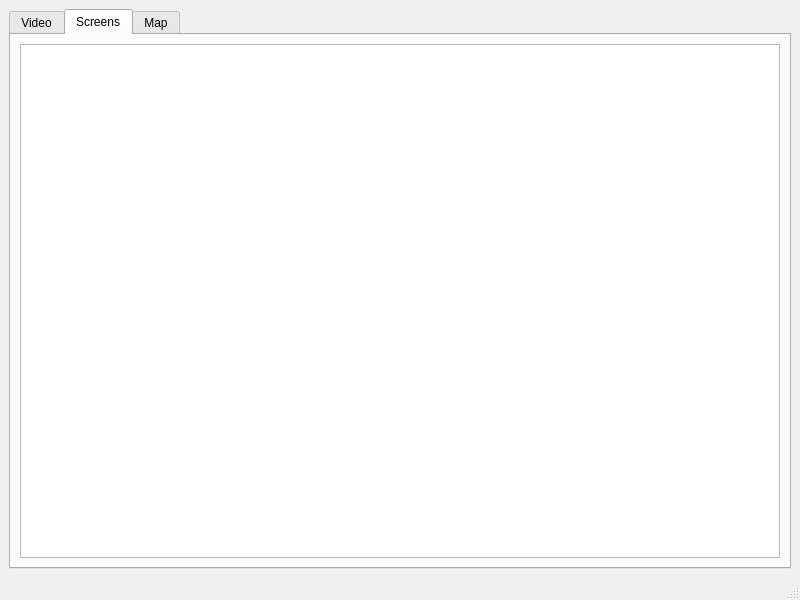
Old version of the form calcwindow.ui in the repository robocenter-rov/remote-control.
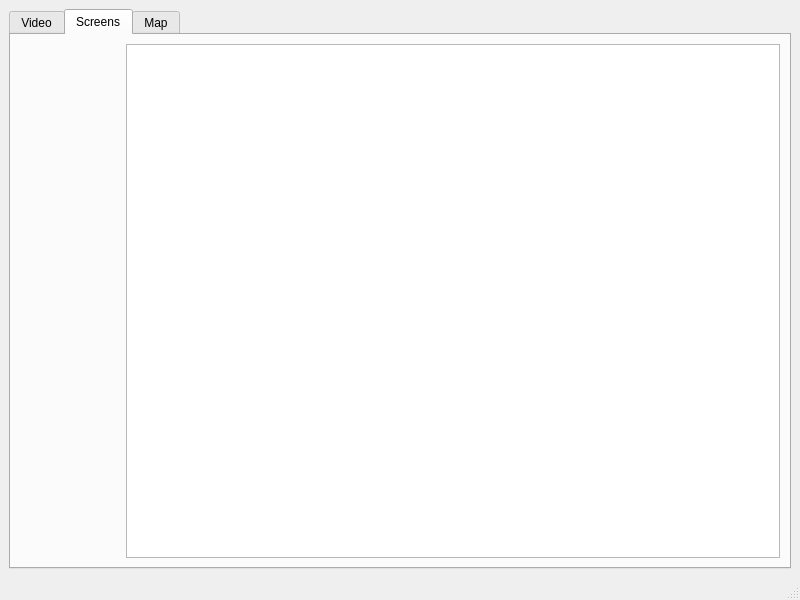
New version of the form.

Commit message: BaseTool and inherit LineTool from this

```diff
--- a/calcwindow.ui
+++ b/calcwindow.ui
@@ -42,9 +42,26 @@
         <string>Screens</string>
        </attribute>
        <layout class="QGridLayout" name="gridLayout_3">
-        <item row="0" column="0">
+        <item row="0" column="1">
          <widget class="QGraphicsView" name="screensView"/>
         </item>
+        <item row="0" column="0">
+         <widget class="QWidget" name="toolsWidget" native="true">
+          <property name="minimumSize">
+           <size>
+            <width>100</width>
+            <height>0</height>
+           </size>
+          </property>
+          <property name="maximumSize">
+           <size>
+            <width>100</width>
+            <height>16777215</height>
+           </size>
+          </property>
+          <layout class="QHBoxLayout" name="toolsLayout"/>
+         </widget>
+        </item>
        </layout>
       </widget>
       <widget class="QWidget" name="mapTab">
```
The commit also changes 5 other files.
